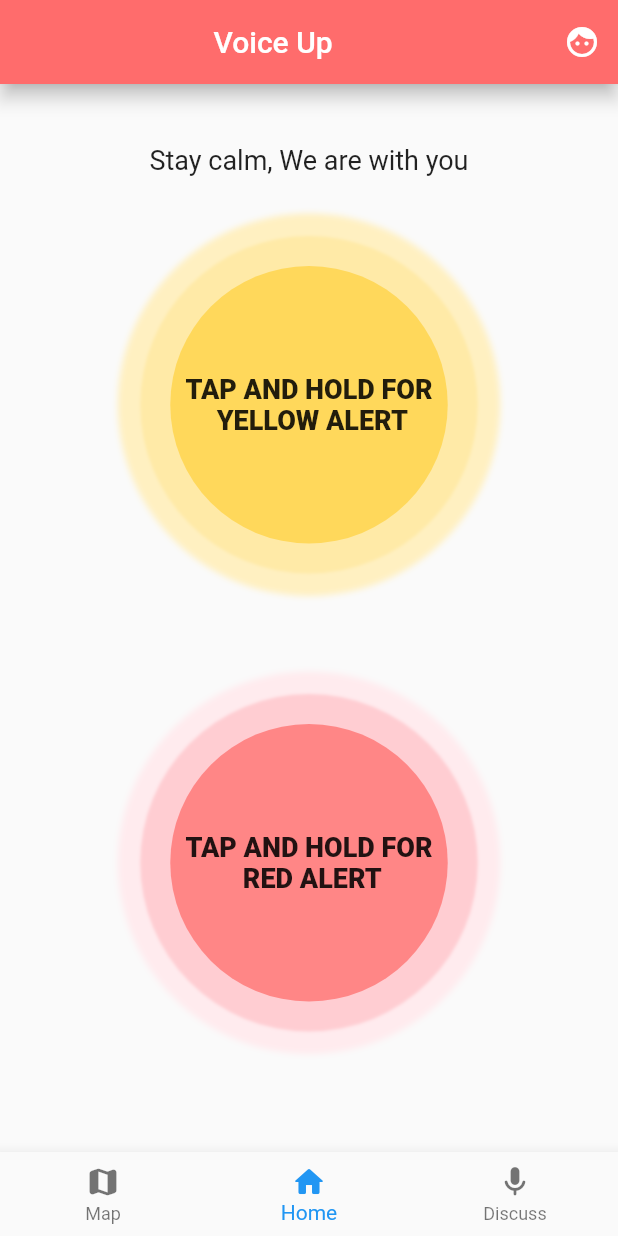
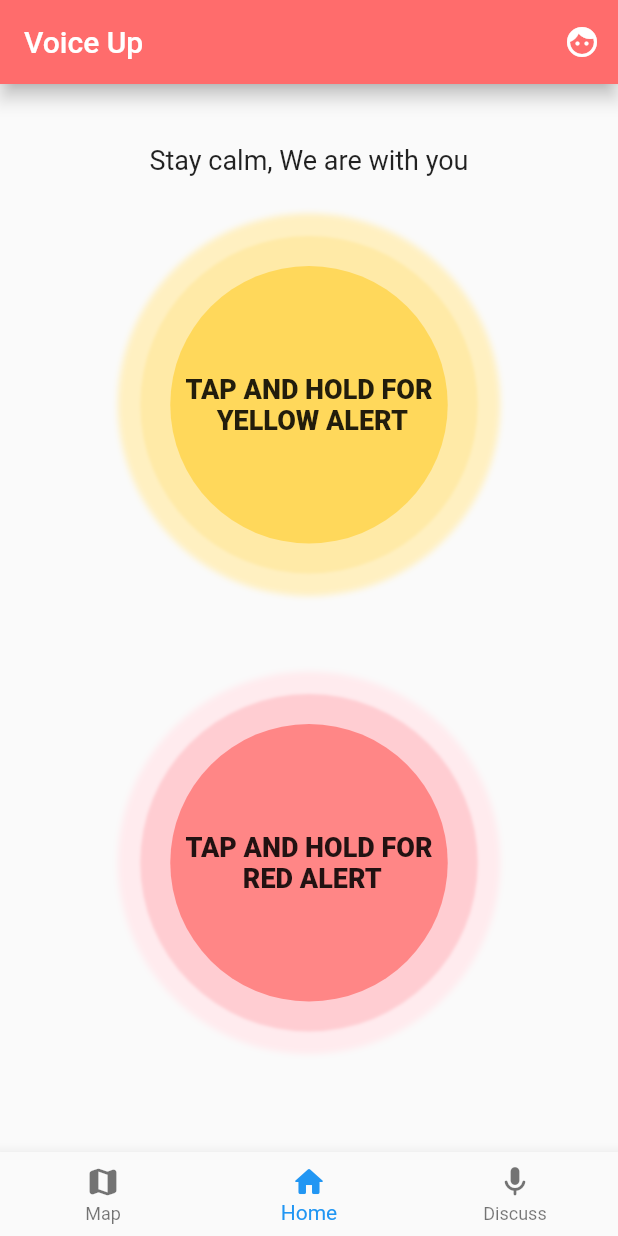
Before and after one commit to psk907/hacktable, a Flutter app: the screen it shows after launch, on a phone screen of 412 x 824 dp. Run offline on Flutter 3.47's test engine with Material 2 defaults, Android fonts, the light colour scheme and no system bars; our stand-ins replace circular_countdown_timer, dio, flutter_svg, get_it, google_fonts, google_maps_flutter and 4 more; missing offline and left inert: sms_maintained; Roboto replaces fonts that are missing (Mukta).

Commit message:
Voice Up original

```diff
--- a/lib/app.dart
+++ b/lib/app.dart
@@ -35,9 +35,7 @@
     return Scaffold(
       appBar: AppBar(
         backgroundColor: Palette.AppBarBackground,
-
-        title:Center( child: Text('Voice Up')),
-
+        title: Text('Voice Up'),
         elevation: 5.0,
         actions: [
           IconButton(
```
